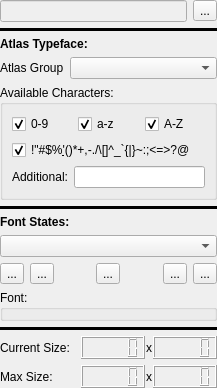
Old version of the form DesignerTool/src/WidgetFont.ui in the repository GameOverture/HarmonyEngine.
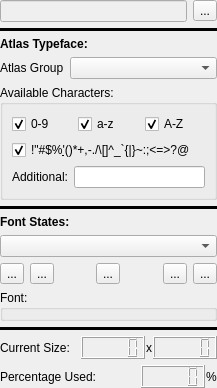
New version of the form. Icons and pictures are not drawn.

Commit message: Showing percentage of used font atlas after generating a preview

Patch:
```diff
--- a/DesignerTool/src/WidgetFont.ui
+++ b/DesignerTool/src/WidgetFont.ui
@@ -374,7 +374,7 @@
      <item>
       <widget class="QLabel" name="label_3">
        <property name="text">
-        <string>Max Size:</string>
+        <string>Percentage Used:</string>
        </property>
       </widget>
      </item>
@@ -396,19 +396,15 @@
        <property name="digitCount">
         <number>5</number>
        </property>
+       <property name="value" stdset="0">
+        <double>0.000000000000000</double>
+       </property>
       </widget>
      </item>
      <item>
       <widget class="QLabel" name="label_5">
        <property name="text">
-        <string>x</string>
-       </property>
-      </widget>
-     </item>
-     <item>
-      <widget class="QLCDNumber" name="lcdMaxTexHeight">
-       <property name="digitCount">
-        <number>5</number>
+        <string>%</string>
        </property>
       </widget>
      </item>
```
Left out of the diff: 4 changed lines with no effect on the pictures. The commit also changes 1 other file.
